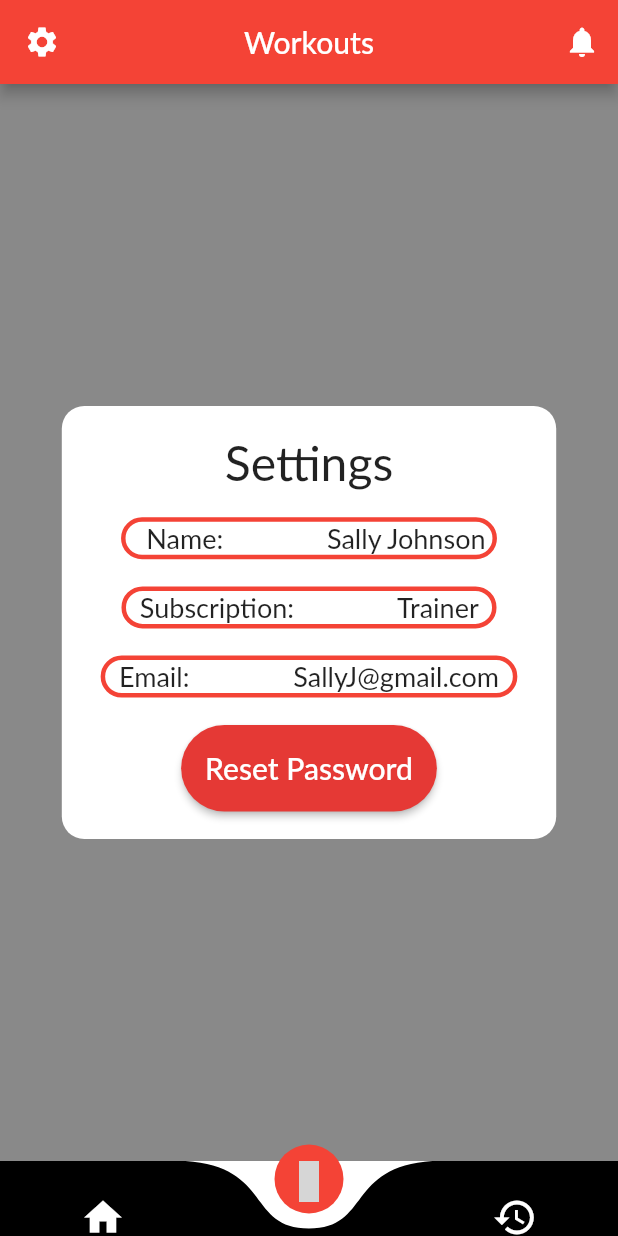
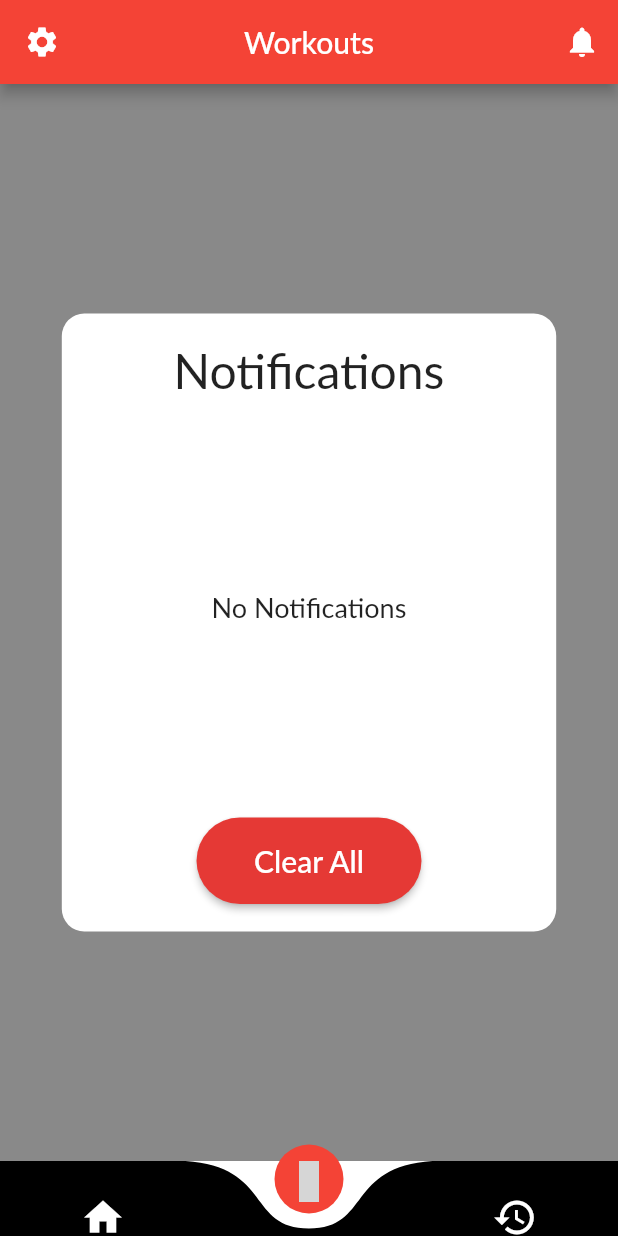
Before and after one commit to raghavauppuluri13/xcel_fitness_app, a Flutter app: the HomeScreen screen opened directly, item 2 of the bottom bar chosen, after a tap on the "settings" icon, after a tap on the "notifications" icon, on a phone screen of 412 x 824 dp. Run offline on Flutter 3.47's test engine with Material 2 defaults, Android fonts, the phone set to English and light mode, and no system bars; drawn by our look-alikes of curved_navigation_bar; our stand-ins replace cloud_firestore, firebase_messaging, flutter_icons; accounts and stored records are empty; Roboto replaces fonts that are missing (Lato); grey boxes are pictures that could not be loaded.

Commit message:
Completed Notification Screen

```diff
--- a/lib/screens/authentication/templates.dart
+++ b/lib/screens/authentication/templates.dart
@@ -507,3 +507,83 @@ class _SettingsTemplateState extends State<SettingsTemplate> {
     ]);
   }
 }
+//notification template
+class NotificationTemplate extends StatefulWidget {
+  NotificationTemplate();
+
+  @override
+  State<NotificationTemplate> createState() {
+    return _NotificationTemplateState();
+  }
+}
+
+class _NotificationTemplateState extends State<NotificationTemplate> {
+  Widget build(BuildContext context) {
+    //used to set relative sizing based on a pixel 2 phone
+    double screenWidth = MediaQuery.of(context).size.width;
+    double screenHeight = MediaQuery.of(context).size.height;
+    double pixelTwoWidth = 411.42857142857144;
+    double pixelTwoHeight = 683.4285714285714;
+
+    return Stack(children: <Widget>[
+      SizedBox(
+        width: screenWidth * 0.8,
+        height: screenHeight*0.5,
+        child: Column(
+          crossAxisAlignment: CrossAxisAlignment.center,
+          mainAxisAlignment: MainAxisAlignment.center,
+          children: <Widget>[
+            Padding(
+              padding: EdgeInsets.only(top: 15 * screenHeight / pixelTwoHeight),
+              child: Container(
+                child: Text(
+                  "Notifications",
+                  style: new TextStyle(
+                    fontFamily: 'Lato',
+                    fontSize: 32 * screenWidth / pixelTwoWidth,
+                  ),
+                ),
+              ),
+            ),
+            Spacer(flex: 1),
+            Padding(
+              padding: EdgeInsets.only(top: 15 * screenHeight / pixelTwoHeight),
+              child: Container(
+                child: Text(
+                  "No Notifications",
+                  style: new TextStyle(
+                    fontFamily: 'Lato',
+                    fontSize: 18 * screenWidth / pixelTwoWidth,
+                  ),
+                  textAlign: TextAlign.center,
+                ),
+              ),
+            ),
+            Spacer(flex: 1),
+            Padding(
+              padding: new EdgeInsets.all(screenHeight / 45),
+              child: ButtonTheme(
+                  minWidth: 150.0,
+                  height: screenHeight * 0.07,
+                  child: RaisedButton(
+                    textColor: Colors.white,
+                    color: Colors.red[600],
+                    shape: RoundedRectangleBorder(
+                        borderRadius: BorderRadius.circular(30)),
+                    child: Container(
+                      child: Text(
+                        "Clear All",
+                        style: new TextStyle(
+                            fontSize: 20 * screenWidth / pixelTwoWidth,
+                            fontFamily: 'Lato'),
+                      ),
+                    ),
+                    onPressed: () {},
+                  )),
+            )
+          ],
+        ),
+      ),
+    ]);
+  }
+}
--- a/lib/screens/main/main_screen.dart
+++ b/lib/screens/main/main_screen.dart
@@ -12,10 +12,19 @@ class HomeScreen extends StatefulWidget {
 class _HomeScreenState extends State<HomeScreen> {
   int _selectedIndex = 0;
   bool _isSettingsButtonClicked = false;
+  bool _isNotificationButtonClicked = false;
 
   void openSettingsTemplate() {
     setState(() {
       _isSettingsButtonClicked = true;
+      _isNotificationButtonClicked = false;
+    });
+  }
+
+  void openNotificationTemplate() {
+    setState(() {
+      _isNotificationButtonClicked = true;
+      _isSettingsButtonClicked = false;
     });
   }
 
@@ -49,7 +58,7 @@ class _HomeScreenState extends State<HomeScreen> {
         actions: <Widget>[
           IconButton(
             icon: Icon(Icons.notifications),
-            onPressed: () => {},
+            onPressed: openNotificationTemplate,
           )
         ],
       ),
@@ -90,6 +99,40 @@ class _HomeScreenState extends State<HomeScreen> {
                 ),
               ),
             ]),
+          if (_isNotificationButtonClicked)
+            Stack(children: [
+              GestureDetector(
+                child: Container(
+                  color: Colors.black45,
+                  width: screenWidth,
+                  height: screenHeight,
+                ),
+                onTap: () {
+                  setState(() {
+                    FocusScope.of(context).requestFocus(FocusNode());
+                    _isNotificationButtonClicked = false;
+                  });
+                },
+              ),
+              Container(
+                child: Align(
+                  alignment: Alignment.center,
+                  child: SingleChildScrollView(
+                    child: GestureDetector(
+                      child: Container(
+                        child: new NotificationTemplate(),
+                        decoration: new BoxDecoration(
+                            borderRadius: BorderRadius.circular(15),
+                            color: Colors.white),
+                      ),
+                      onTap: () {
+                        FocusScope.of(context).requestFocus(FocusNode());
+                      },
+                    ),
+                  ),
+                ),
+              ),
+            ]),
         ],
       ),
       bottomNavigationBar: CurvedNavigationBar(
```
